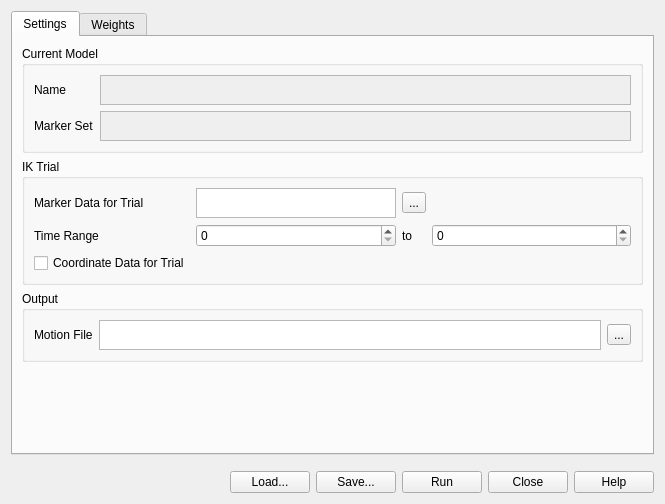
Before: the Qt Designer form Gui/vsWidgets/vsInverseKinematicsUI.ui in ia-dev/opensimQt, drawn with Qt 5.
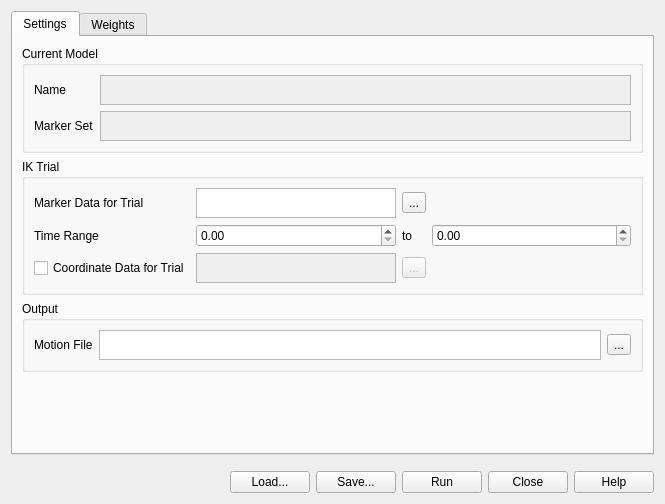
After: the same form once the commit is applied.

Commit message: backup for the finished ik interface

Patch:
```diff
--- a/Gui/vsWidgets/vsInverseKinematicsUI.ui
+++ b/Gui/vsWidgets/vsInverseKinematicsUI.ui
@@ -145,16 +145,6 @@
             </property>
            </widget>
           </item>
-          <item row="1" column="1">
-           <widget class="QSpinBox" name="timeRangeFromSB">
-            <property name="sizePolicy">
-             <sizepolicy hsizetype="Minimum" vsizetype="Fixed">
-              <horstretch>1</horstretch>
-              <verstretch>0</verstretch>
-             </sizepolicy>
-            </property>
-           </widget>
-          </item>
           <item row="0" column="0">
            <widget class="QLabel" name="label_3">
             <property name="text">
@@ -176,8 +166,18 @@
             </property>
            </widget>
           </item>
+          <item row="1" column="1">
+           <widget class="QDoubleSpinBox" name="timeRangeFromSB">
+            <property name="sizePolicy">
+             <sizepolicy hsizetype="Minimum" vsizetype="Fixed">
+              <horstretch>1</horstretch>
+              <verstretch>0</verstretch>
+             </sizepolicy>
+            </property>
+           </widget>
+          </item>
           <item row="1" column="4">
-           <widget class="QSpinBox" name="timeRangeToSB">
+           <widget class="QDoubleSpinBox" name="timeRangeToSB">
             <property name="sizePolicy">
              <sizepolicy hsizetype="Minimum" vsizetype="Fixed">
               <horstretch>1</horstretch>
@@ -186,6 +186,35 @@
             </property>
            </widget>
           </item>
+          <item row="2" column="1">
+           <widget class="QPlainTextEdit" name="coordinateDataTE">
+            <property name="enabled">
+             <bool>false</bool>
+            </property>
+            <property name="sizePolicy">
+             <sizepolicy hsizetype="Expanding" vsizetype="Maximum">
+              <horstretch>0</horstretch>
+              <verstretch>0</verstretch>
+             </sizepolicy>
+            </property>
+            <property name="maximumSize">
+             <size>
+              <width>16777215</width>
+              <height>30</height>
+             </size>
+            </property>
+           </widget>
+          </item>
+          <item row="2" column="3">
+           <widget class="QToolButton" name="coordinateDataTB">
+            <property name="enabled">
+             <bool>false</bool>
+            </property>
+            <property name="text">
+             <string>...</string>
+            </property>
+           </widget>
+          </item>
          </layout>
         </widget>
        </item>
```
Left out of the diff: 31 changed lines with no effect on the pictures. The commit also changes 3 other files.
